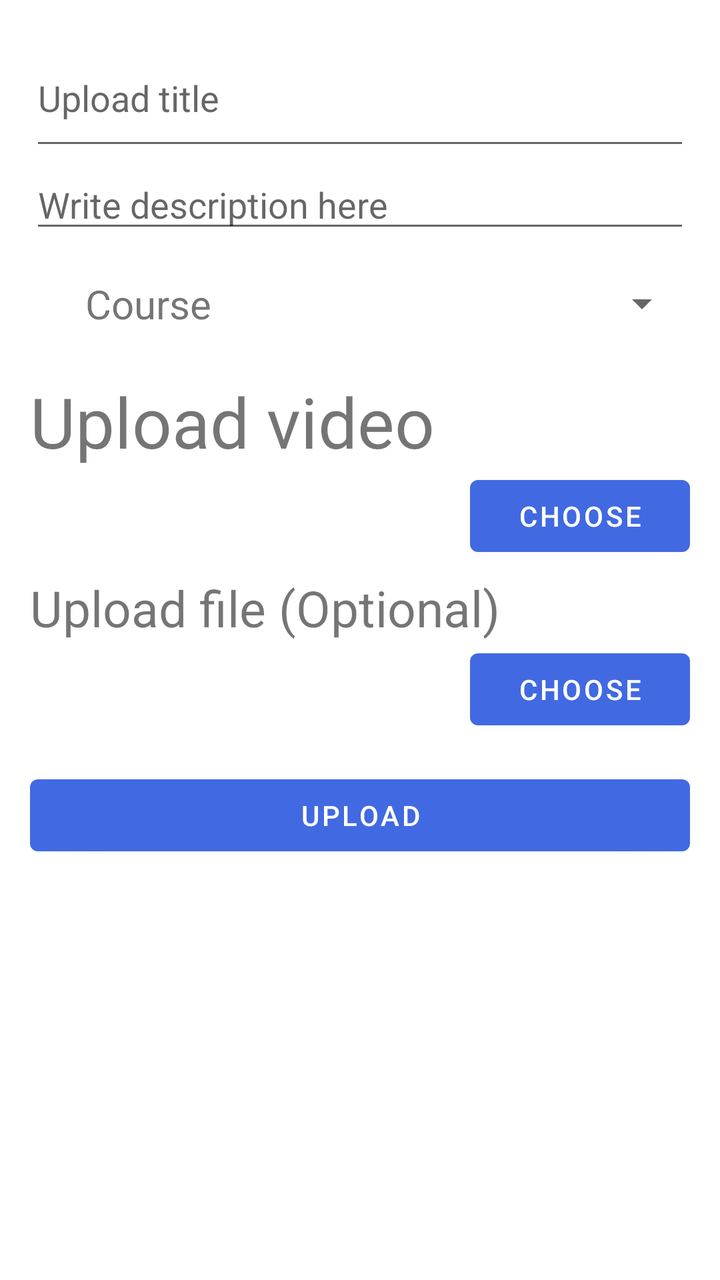
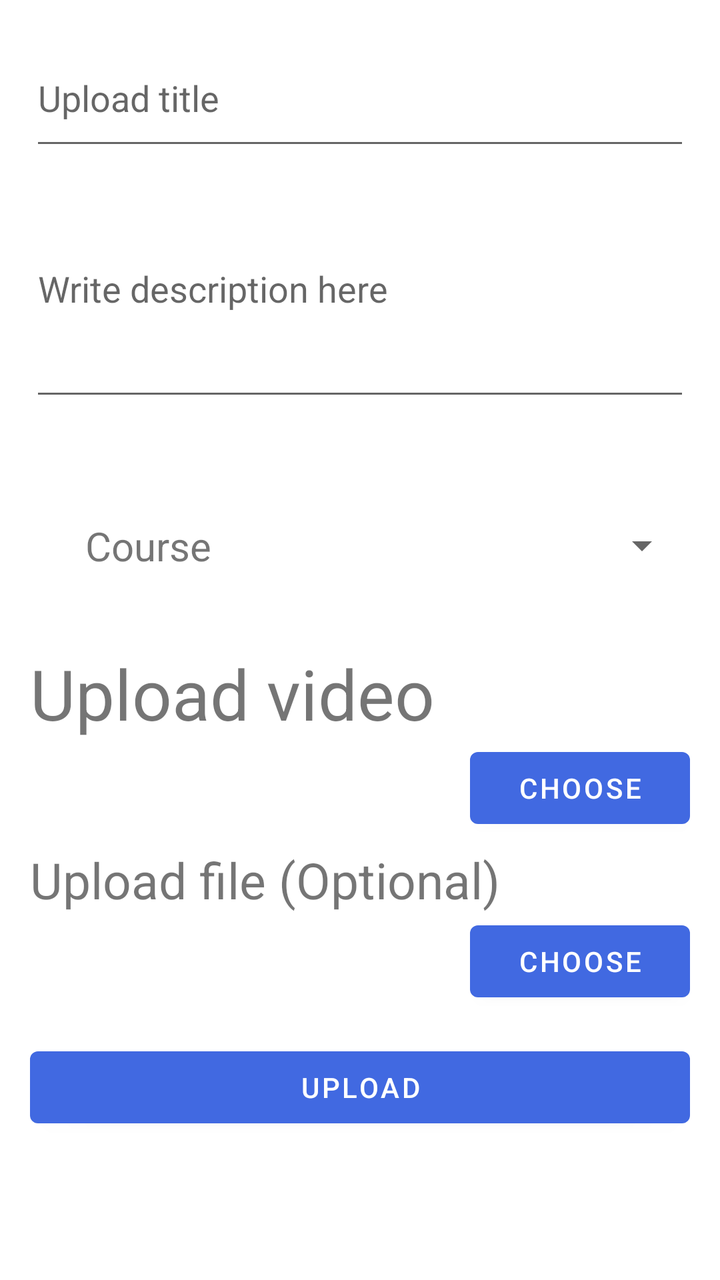

Two renders of the same Android screen: before a commit and after it. Below are the layout's source before the change and the commit's diff.
<!-- AndroidManifest.xml: application theme Theme.Front2 -->
<!-- res/layout/fragment_upload_res.xml -->
<?xml version="1.0" encoding="utf-8"?>
<FrameLayout xmlns:android="http://schemas.android.com/apk/res/android"
    xmlns:app="http://schemas.android.com/apk/res-auto"
    xmlns:tools="http://schemas.android.com/tools"
    android:layout_width="match_parent"
    android:layout_height="match_parent"
    tools:context=".home.user.teacher.uploadPage.UploadResFragment">

    <ScrollView
        android:layout_width="match_parent"
        android:layout_height="match_parent"
        android:layout_marginHorizontal="10dp"
        android:paddingTop="10dp">
        <LinearLayout
            android:layout_width="match_parent"
            android:layout_height="wrap_content"
            android:orientation="vertical">
            <LinearLayout
                android:layout_width="match_parent"
                android:layout_height="match_parent"
                android:orientation="vertical"
                android:padding="5dp">

                <EditText
                    android:id="@+id/file_title_edit"
                    android:layout_width="match_parent"
                    android:layout_height="65dp"
                    android:singleLine="true"
                    android:hint="@string/upload_imageName"
                    app:layout_constraintStart_toStartOf="parent"
                    app:layout_constraintTop_toTopOf="parent" />

                <EditText
                    android:id="@+id/file_desc_edit"
                    android:layout_width="match_parent"
                    android:layout_height="wrap_content"
                    android:singleLine="false"
                    android:hint="@string/upload_desc_hint"
                    app:layout_constraintStart_toStartOf="parent"
                    app:layout_constraintTop_toTopOf="parent" />

                <LinearLayout
                    android:layout_width="match_parent"
                    android:layout_height="wrap_content"
                    android:layout_marginTop="10dp"
                    android:orientation="horizontal">

                    <TextView
                        android:id="@+id/textView4"
                        android:layout_width="118dp"
                        android:layout_height="41dp"
                        android:gravity="center"
                        android:text="@string/upload_course"
                        android:textSize="20sp"
                        app:layout_constraintStart_toStartOf="parent"
                        app:layout_constraintTop_toBottomOf="@+id/course_name" />

                    <Spinner
                        android:id="@+id/course_cat"
                        android:layout_width="match_parent"
                        android:layout_height="match_parent"
                        app:layout_constraintBottom_toBottomOf="parent"
                        app:layout_constraintEnd_toEndOf="parent"
                        app:layout_constraintStart_toEndOf="@+id/textView4"
                        app:layout_constraintTop_toBottomOf="@+id/course_name" />

                </LinearLayout>

                <LinearLayout
                    android:layout_width="match_parent"
                    android:layout_height="wrap_content"
                    android:orientation="vertical"
                    android:layout_marginTop="15dp">

                    <TextView
                        android:layout_width="match_parent"
                        android:layout_height="wrap_content"
                        android:text="@string/upload_video_label"
                        android:textSize="35sp" />

                    <LinearLayout
                        android:layout_width="match_parent"
                        android:layout_height="wrap_content"
                        android:orientation="horizontal">
                        <TextView
                            android:id="@+id/video_title"
                            android:layout_width="match_parent"
                            android:layout_height="match_parent"
                            android:layout_weight="1"
                            android:textColor="@color/purple_700"
                            android:textSize="25sp" />
                        <Button
                            android:id="@+id/choose_video_button"
                            android:layout_width="match_parent"
                            android:layout_height="match_parent"
                            android:layout_weight="2"
                            android:text="@string/upload_video_choose" />
                    </LinearLayout>
                </LinearLayout>

                <LinearLayout
                    android:layout_width="match_parent"
                    android:layout_height="wrap_content"
                    android:orientation="vertical"
                    android:layout_marginTop="5dp">

                    <TextView
                        android:layout_width="match_parent"
                        android:layout_height="wrap_content"
                        android:text="@string/upload_file_label"
                        android:textSize="25sp" />

                    <LinearLayout
                        android:layout_width="match_parent"
                        android:layout_height="wrap_content"
                        android:orientation="horizontal">
                        <TextView
                            android:id="@+id/file_title"
                            android:layout_width="match_parent"
                            android:layout_height="match_parent"
                            android:layout_weight="1"
                            android:textColor="@color/purple_700"
                            android:textSize="25sp" />
                        <Button
                            android:id="@+id/choose_file_button"
                            android:layout_width="match_parent"
                            android:layout_height="match_parent"
                            android:layout_weight="2"
                            android:text="@string/upload_video_choose" />
                    </LinearLayout>
                </LinearLayout>

            </LinearLayout>



            <LinearLayout
                android:layout_width="match_parent"
                android:layout_height="wrap_content"
                android:orientation="horizontal"
                android:paddingHorizontal="5dp"
                android:paddingTop="10dp"
                android:gravity="bottom">
                <Button
                    android:id="@+id/upload"
                    android:layout_width="match_parent"
                    android:layout_height="wrap_content"
                    android:text="@string/upload_upload_title"
                    android:layout_weight="1"/>
            </LinearLayout>
        </LinearLayout>
    </ScrollView>
</FrameLayout>
<!-- resources referenced by this layout -->
<resources>
  <color name="purple_700">#FF3700B3</color>
  <string name="upload_course">Course</string>
  <string name="upload_desc_hint">Write description here</string>
  <string name="upload_file_label">Upload file (Optional)</string>
  <string name="upload_imageName">Upload title</string>
  <string name="upload_upload_title">Upload</string>
  <string name="upload_video_choose">Choose</string>
  <string name="upload_video_label">Upload video</string>
  <style name="Theme.Front2" parent="Theme.MaterialComponents.DayNight.NoActionBar">
          
          <item name="colorPrimary">@color/royalBlue</item>
          <item name="colorPrimaryVariant">@color/lightSkyBlue</item>
          <item name="colorOnPrimary">@color/white</item>
          
          <item name="colorSecondary">@color/deepSkyBlue1</item>
          <item name="colorSecondaryVariant">@color/deepSkyBlue3</item>
          <item name="colorOnSecondary">@color/WhiteSmoke</item>
          
          <item name="android:statusBarColor" tools:targetApi="l">?attr/colorPrimary</item>
          
      </style>
  <color name="royalBlue">#4169E1</color>
  <color name="lightSkyBlue">#87CEFA</color>
  <color name="white">#FFFFFFFF</color>
  <color name="deepSkyBlue1">#00BFFF</color>
  <color name="deepSkyBlue3">#009ACD</color>
  <color name="WhiteSmoke">#F5F5F5</color>
</resources>

<!-- the commit's change to res/layout/fragment_upload_res.xml (unified diff, before → after) -->
@@ -36,8 +36,16 @@
                     android:layout_height="wrap_content"
                     android:singleLine="false"
                     android:hint="@string/upload_desc_hint"
+                    android:lines="5"
                     app:layout_constraintStart_toStartOf="parent"
                     app:layout_constraintTop_toTopOf="parent" />
+
+                <TextView
+                    android:id="@+id/text_size_label_desc"
+                    android:layout_width="match_parent"
+                    android:layout_height="wrap_content"
+                    android:layout_marginTop="10dp"
+                    android:textSize="20sp" />
 
                 <LinearLayout
                     android:layout_width="match_parent"
@@ -70,7 +78,7 @@
                     android:layout_width="match_parent"
                     android:layout_height="wrap_content"
                     android:orientation="vertical"
-                    android:layout_marginTop="15dp">
+                    android:layout_marginTop="30dp">
 
                     <TextView
                         android:layout_width="match_parent"
